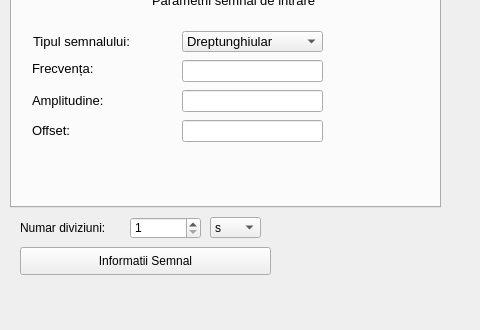
AdrianCulic/PyADC, file View/designer.ui: the form before one commit; both pictures show x 0 to 480 and y 432 to 762 of the 1134 by 762 pixel window.
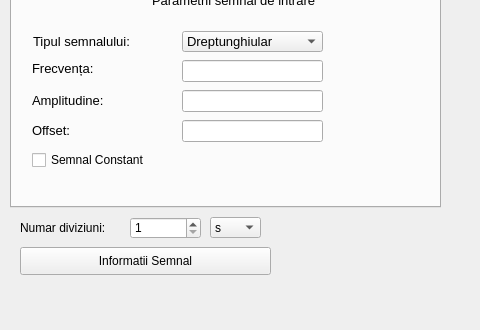
The form after the commit. Icons and pictures are not drawn.

Commit message: Plot adjustment implementation, adding newer UI elements

What changed in the file:
```diff
--- a/View/designer.ui
+++ b/View/designer.ui
@@ -194,6 +194,24 @@
         </rect>
        </property>
       </widget>
+      <widget class="QCheckBox" name="checkBox">
+       <property name="geometry">
+        <rect>
+         <x>10</x>
+         <y>170</y>
+         <width>151</width>
+         <height>20</height>
+        </rect>
+       </property>
+       <property name="font">
+        <font>
+         <pointsize>9</pointsize>
+        </font>
+       </property>
+       <property name="text">
+        <string>Semnal Constant</string>
+       </property>
+      </widget>
      </widget>
     </widget>
     <widget class="QWidget" name="tab_2">
```
The commit also changes 2 other files.
